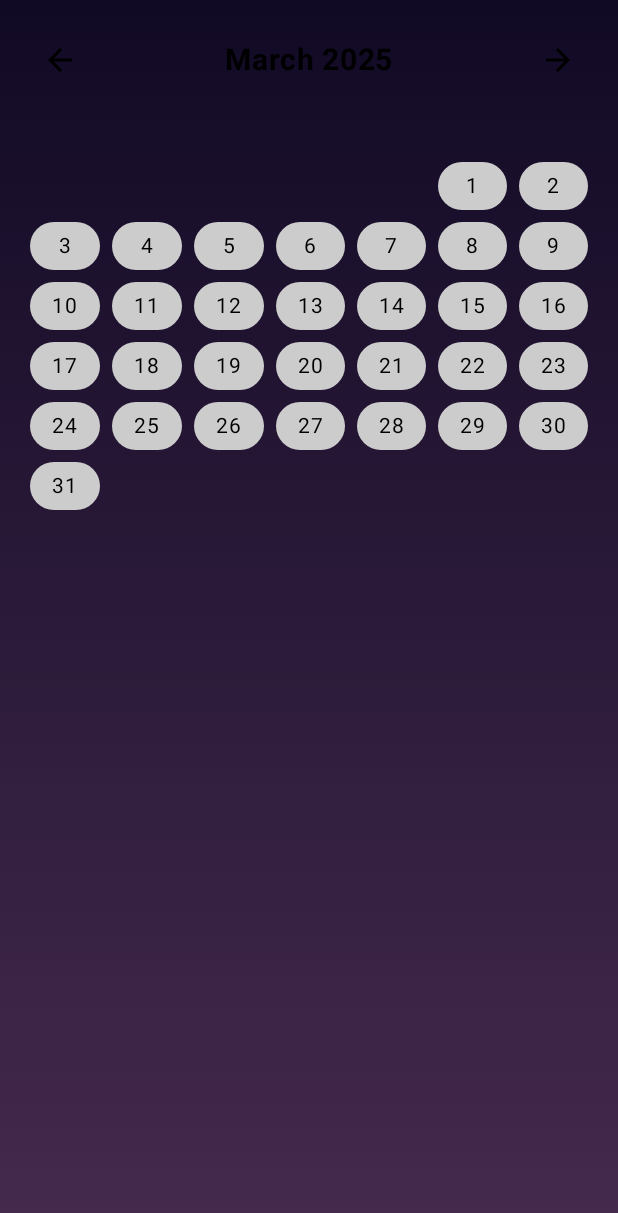
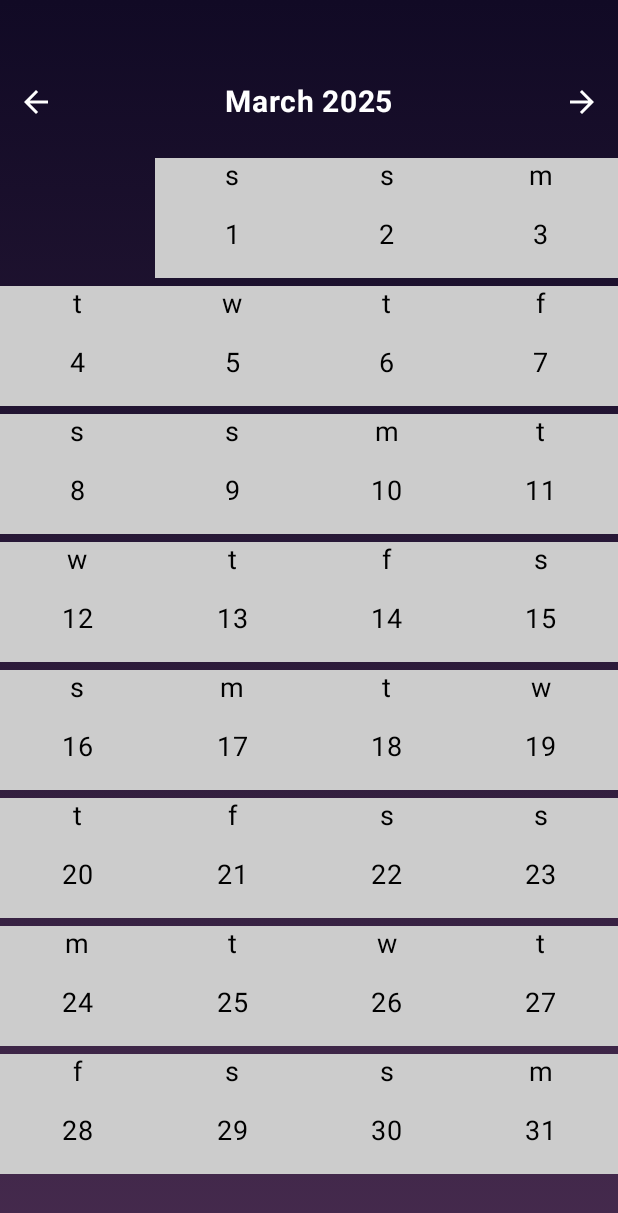
Before and after one commit to Ahmad-Alhindy/planing-App, an Android app built with Jetpack Compose: the ShowMyNotes screen opened through its navigation route, on a phone screen of 412 x 824 dp. Shown: the top 1213 px of the screen. Run offline under Robolectric (Android 15) with nearby library versions, the phone set to English and light mode, and no system bars.

```diff
--- a/app/src/main/java/com/example/planingapp/CalanderScreen.kt
+++ b/app/src/main/java/com/example/planingapp/CalanderScreen.kt
@@ -1,6 +1,7 @@
 package com.example.planingapp
 
 import androidx.compose.foundation.background
+import androidx.compose.foundation.horizontalScroll
 import androidx.compose.foundation.layout.Arrangement
 import androidx.compose.foundation.layout.Box
 import androidx.compose.foundation.layout.Column
@@ -8,15 +9,17 @@ import androidx.compose.foundation.layout.Row
 import androidx.compose.foundation.layout.Spacer
 import androidx.compose.foundation.layout.fillMaxSize
 import androidx.compose.foundation.layout.fillMaxWidth
+import androidx.compose.foundation.layout.height
 import androidx.compose.foundation.layout.padding
 import androidx.compose.foundation.layout.size
 import androidx.compose.foundation.lazy.grid.GridCells
-import androidx.compose.foundation.lazy.grid.LazyVerticalGrid
-import androidx.compose.foundation.shape.CircleShape
 import androidx.compose.material.icons.Icons
 import androidx.compose.material.icons.automirrored.filled.ArrowBack
 import androidx.compose.material.icons.automirrored.filled.ArrowForward
 import androidx.compose.material3.Icon
+import androidx.compose.foundation.lazy.grid.*
+import androidx.compose.foundation.rememberScrollState
+
 import androidx.compose.material3.IconButton
 import androidx.compose.material3.Text
 import androidx.compose.runtime.Composable
@@ -32,16 +35,15 @@ import androidx.compose.ui.text.font.FontWeight
 import androidx.compose.ui.tooling.preview.Preview
 import androidx.compose.ui.unit.dp
 import androidx.compose.ui.unit.sp
-import androidx.navigation.NavController
-import androidx.navigation.compose.rememberNavController
 import java.time.LocalDate
+import java.time.format.DateTimeFormatter
 
 
 @Composable
-fun CalendarScreen(navController: NavController) {
+fun CalendarScreen(viewModel: AppointmentViewModel) {
     var currentMonth by remember { mutableIntStateOf(LocalDate.now().monthValue) }
     var currentYear by remember { mutableIntStateOf(LocalDate.now().year) }
-
+    val appointments = viewModel.Appointments
     val firstDayOfMonth = LocalDate.of(currentYear, currentMonth, 1)
     val daysInMonth = firstDayOfMonth.lengthOfMonth()
     val startDayOfWeek = firstDayOfMonth.dayOfWeek.value // 1 = Monday, 7 = Sunday
@@ -50,11 +52,39 @@ fun CalendarScreen(navController: NavController) {
     Column(modifier = Modifier.fillMaxSize() .background(brush = Brush.verticalGradient(listOf(colorStart, colorEnd))),
         verticalArrangement = Arrangement.spacedBy(8.dp)
     ) {
+        Row(modifier = Modifier.padding(top = 20.dp, start = 10.dp).horizontalScroll(rememberScrollState())) {
+            appointments.forEach { appointment ->
+                // Use a Column for each appointment
+                Column(
+                    modifier = Modifier
+                        .padding(8.dp) // Space between items
+                        .background(Color(0xFF4CAF50))
+                ) {
+                    // Display the type at the top
+                    Text(
+                        text = appointment.title.toString(),
+                        fontWeight = FontWeight.Bold,
+                        fontSize = 16.sp
+                    )
+
+                    // Add space between type and times
+                    Spacer(modifier = Modifier.height(2.dp))
+
+                    val startTimeFormatted = appointment.startTime?.format(DateTimeFormatter.ofPattern("HH:mm")) ?: "N/A"
+                    val endTimeFormatted = appointment.endTime?.format(DateTimeFormatter.ofPattern("HH:mm")) ?: "N/A"
+                    Text(
+                        text = "$startTimeFormatted, $endTimeFormatted",
+                        fontSize = 14.sp
+                    )
+                }
+            }
+        }
+
         // Month and Year Header with Navigation Buttons
         Row(
             modifier = Modifier
                 .fillMaxWidth()
-                .padding(16.dp),
+                .padding(top = 16.dp),
             horizontalArrangement = Arrangement.SpaceBetween,
             verticalAlignment = Alignment.CenterVertically
         ) {
@@ -66,13 +96,16 @@ fun CalendarScreen(navController: NavController) {
                     currentMonth--
                 }
             }) {
-                Icon(Icons.AutoMirrored.Filled.ArrowBack, contentDescription = "Previous Month")
+                Icon(Icons.AutoMirrored.Filled.ArrowBack,
+                    contentDescription = "Previous Month",
+                    tint = Color.White)
             }
 
             Text(
                 text = "${firstDayOfMonth.month.name.lowercase().replaceFirstChar { it.uppercase() }} $currentYear",
                 fontSize = 20.sp,
-                fontWeight = FontWeight.Bold
+                fontWeight = FontWeight.Bold,
+                color = Color.White // Change to desired color
             )
 
             IconButton(onClick = {
@@ -83,23 +116,32 @@ fun CalendarScreen(navController: NavController) {
                     currentMonth++
                 }
             }) {
-                Icon(Icons.AutoMirrored.Filled.ArrowForward, contentDescription = "Next Month")
+                Icon(Icons.AutoMirrored.Filled.ArrowForward,
+                    contentDescription = "Next Month",
+                    tint = Color.White)
             }
         }
 
         // Days Grid
-        LazyVerticalGrid(columns = GridCells.Fixed(7), modifier = Modifier.padding(16.dp)) {
-            items(startDayOfWeek - 1) { Spacer(modifier = Modifier.size(40.dp)) } // Empty spaces before the 1st
+        LazyVerticalGrid(columns = GridCells.Fixed(4),
+            verticalArrangement = Arrangement.spacedBy(5.dp) // Adds space between rows
+        ) {
+            items(startDayOfWeek - 1) {} // Empty spaces before the 1st
 
             items(daysInMonth) { day ->
-                Box(
+                val currentDate = firstDayOfMonth.plusDays(day.toLong()) // Get the correct date
+                val dayLetter = currentDate.dayOfWeek.name.lowercase().first() // Extract first letter
+
+                Column(
                     modifier = Modifier
-                        .size(40.dp)
-                        .padding(4.dp)
-                        .background(Color.LightGray, CircleShape),
-                    contentAlignment = Alignment.Center
+                        .height(80.dp)
+                        .background(Color.LightGray),
+                    horizontalAlignment = Alignment.CenterHorizontally
+
                 ) {
-                    Text(text = (day + 1).toString(), fontSize = 14.sp)
+                    Text(text = dayLetter.toString(), fontSize = 18.sp) // Day letter (e.g., "M")
+                    Spacer(modifier = Modifier.height(15.dp))
+                    Text(text = (day + 1).toString(), fontSize = 18.sp) // Day number
                 }
             }
         }
@@ -111,5 +153,6 @@ fun CalendarScreen(navController: NavController) {
 @Preview(showBackground = true)
 @Composable
 fun ShowPreview() {
-    CalendarScreen(navController = rememberNavController())
+    val mockViewModel = AppointmentViewModel()
+    CalendarScreen(viewModel = mockViewModel)
 }
--- a/app/src/main/java/com/example/planingapp/MainActivity.kt
+++ b/app/src/main/java/com/example/planingapp/MainActivity.kt
@@ -28,11 +28,10 @@ class MainActivity : ComponentActivity() {
                             HomeScreen(navController = navController)
                         }
                         composable(nav.addNote) {
-                            addAppoinment(viewModel= viewModel, navController = navController)
                             AddAppoinment(viewModel= viewModel, navController = navController)
                         }
                         composable(nav.calander) {
-                            CalendarScreen(navController = navController)
+                            CalendarScreen(viewModel= viewModel)
                         }
                         /*   composable("editTodo/{noteid}") { backStackEntry ->
                             val noteid = backStackEntry.arguments?.getString("noteid")?.toIntOrNull()
```
